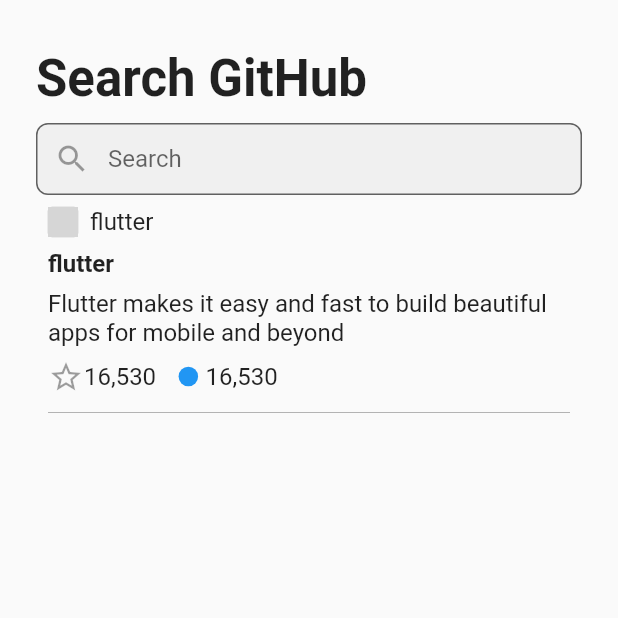
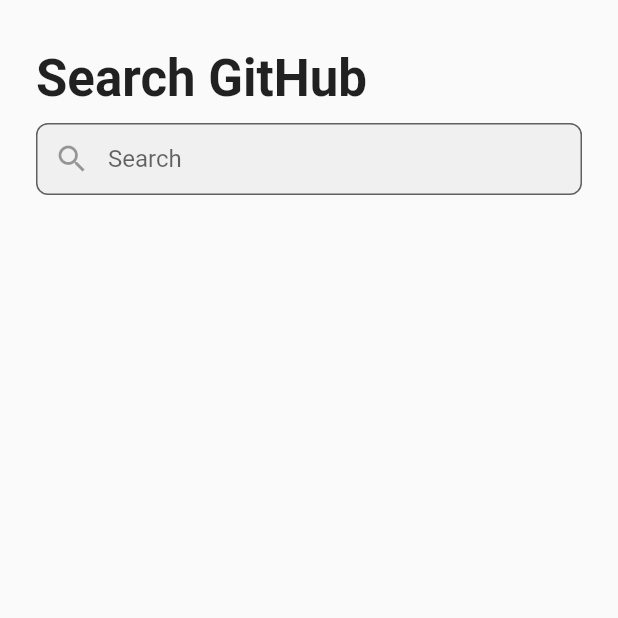
Before and after one commit to mi81ma/search_github, a Flutter app: the screen it shows after launch, on a phone screen of 412 x 824 dp, the top half of it. Run offline on Flutter 3.47's test engine with Material 2 defaults, Android fonts, the phone set to English and light mode, and no system bars; our stand-ins replace auto_size_text, device_preview, flutter_riverpod, freezed_annotation, routemaster; generated files the repository leaves out were written again; grey boxes are pictures that could not be loaded.

Commit message:
Change folder name from component to widget

```diff
--- a/lib/componet/search_result_list_item.dart
+++ /dev/null
@@ -1,104 +0,0 @@
-import 'package:flutter/material.dart';
-import 'package:flutter/src/widgets/container.dart';
-import 'package:flutter/src/widgets/framework.dart';
-
-class SearchResultListItem extends StatelessWidget {
-  const SearchResultListItem({super.key});
-
-  @override
-  Widget build(BuildContext context) {
-    return Padding(
-      padding: const EdgeInsets.all(8.0),
-      child: Column(
-        crossAxisAlignment: CrossAxisAlignment.start,
-        children: [
-          Row(
-            children: [
-              Container(
-                height: 20,
-                width: 20,
-                decoration: BoxDecoration(
-                  border: Border.all(
-                    width: 0.1,
-                  ),
-                  borderRadius: BorderRadius.circular(3),
-                ),
-                child: Image.network(
-                    'https://storage.googleapis.com/cms-storage-bucket/0dbfcc7a59cd1cf16282.png'),
-              ),
-              const SizedBox(width: 8),
-              const Text(
-                "flutter",
-                style: TextStyle(
-                    fontSize: 16,
-                    fontWeight: FontWeight.w400,
-                    fontFamily: 'Roboto'),
-              ),
-            ],
-          ),
-          const SizedBox(height: 8),
-          Text(
-            "flutter",
-            style: TextStyle(fontSize: 16, fontWeight: FontWeight.w600),
-          ),
-          const SizedBox(height: 8),
-          SizedBox(
-            width: double.infinity,
-            child: Text(
-              "Flutter makes it easy and fast to build beautiful apps for mobile and beyond",
-              textAlign: TextAlign.left,
-              style: const TextStyle(
-                  fontSize: 16,
-                  fontWeight: FontWeight.w400,
-                  fontFamily: 'Roboto'),
-            ),
-          ),
-          const SizedBox(height: 8),
-          Row(
-            children: [
-              Icon(
-                Icons.star_border,
-                color: Colors.black38,
-              ),
-              Text(
-                "16,530",
-                style: TextStyle(
-                    fontSize: 16,
-                    fontWeight: FontWeight.w400,
-                    fontFamily: 'Roboto'),
-              ),
-              const SizedBox(width: 15),
-              // programming langage color circle
-              Row(
-                children: [
-                  Container(
-                    width: 13,
-                    height: 13,
-                    decoration: BoxDecoration(
-                      color: Colors.blue,
-                      shape: BoxShape.circle,
-                    ),
-                  ),
-                ],
-              ),
-              Container(width: 5),
-              Text(
-                "16,530",
-                style: TextStyle(
-                    fontSize: 16,
-                    fontWeight: FontWeight.w400,
-                    fontFamily: 'Roboto'),
-              ),
-            ],
-          ),
-          const SizedBox(height: 8),
-          Divider(
-            color: Colors.black38,
-            thickness: 0.5,
-            height: 8,
-          )
-        ],
-      ),
-    );
-  }
-}
--- a/lib/view/search_repository_page_view.dart
+++ b/lib/view/search_repository_page_view.dart
@@ -1,10 +1,10 @@
 import 'dart:developer';
 import 'package:flutter/material.dart';
 import 'package:flutter_riverpod/flutter_riverpod.dart';
-import 'package:search_github/componet/search_result_list_item.dart';
-import 'package:search_github/componet/size_config.dart';
+import 'package:search_github/widget/search_result_list_item.dart';
+import 'package:search_github/widget/size_config.dart';
 import 'package:search_github/view/searching_page_view.dart';
-import 'package:search_github/componet/search_text_field.dart';
+import 'package:search_github/widget/search_text_field.dart';
 import 'package:flutter_gen/gen_l10n/l10n.dart';
 import 'package:search_github/view_model/search_repository_page_view_model.dart';
 
@@ -24,6 +24,8 @@
     super.initState();
     _vm.setRef(ref);
   }
+
+  final _controller = ScrollController();
 
   @override
   Widget build(BuildContext context) {
@@ -81,8 +83,6 @@
                 ),
               ),
             ),
-            //----- test --------
-            SearchResultListItem()
           ],
         ),
       ),
```
Also changed, not shown: lib/view/searching_page_view.dart (+113 -1 lines), lib/widget/search_text_field.dart (renamed from lib/componet/search_text_field.dart), lib/widget/size_config.dart (renamed from lib/componet/size_config.dart), 3 other files.
